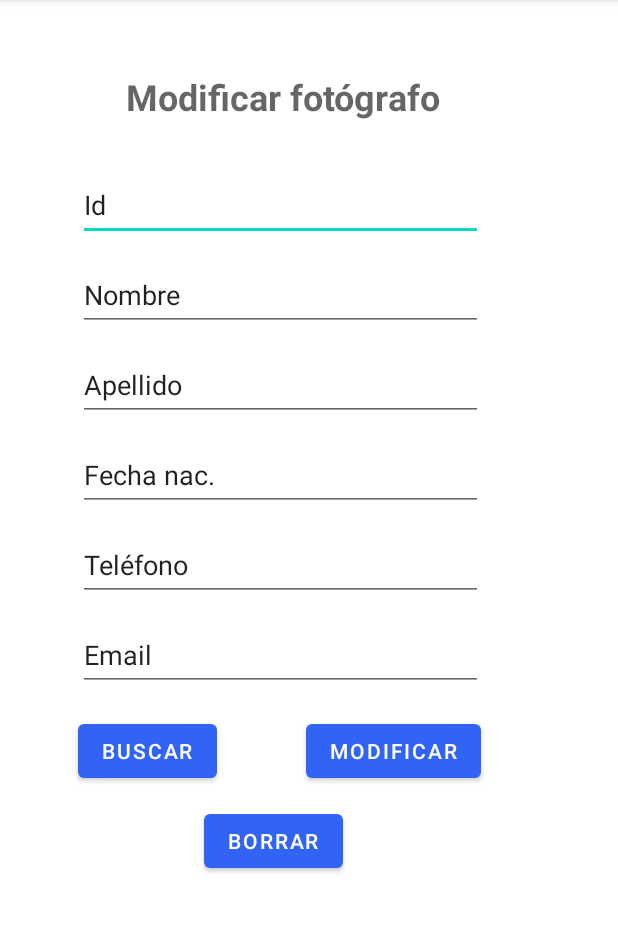
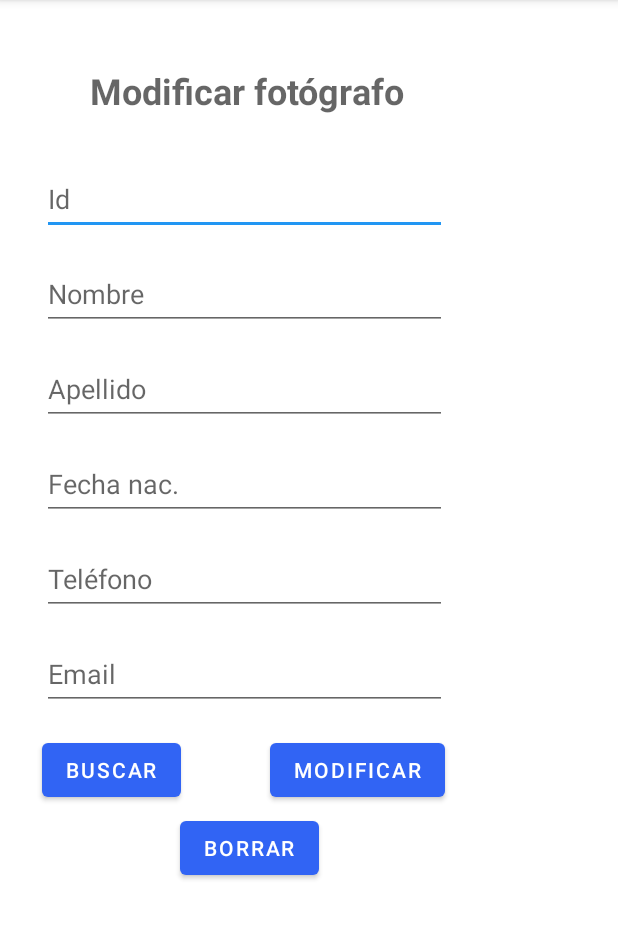
Before and after one commit to RubyBerumen/Proyecto4_Android, an Android app: the ActivityCambios screen opened directly, with no data from a screen before it, on a phone screen of 412 x 824 dp, the part 84-1023 px from its top. Run offline under Robolectric (Android 15) with nearby library versions, the phone set to English and light mode, and no system bars.

Commit message:
Se modificaron las interfaces

```diff
--- a/app/src/main/res/layout/activity_cambios.xml
+++ b/app/src/main/res/layout/activity_cambios.xml
@@ -10,8 +10,8 @@
         android:id="@+id/txt_cambios"
         android:layout_width="wrap_content"
         android:layout_height="wrap_content"
-        android:layout_marginStart="84dp"
-        android:layout_marginTop="48dp"
+        android:layout_marginStart="60dp"
+        android:layout_marginTop="44dp"
         android:hint="@string/txt_cambios"
         android:textSize="24sp"
         android:textStyle="bold"
@@ -22,11 +22,11 @@
         android:id="@+id/caja_id_cambios"
         android:layout_width="270dp"
         android:layout_height="48dp"
-        android:layout_marginStart="52dp"
+        android:layout_marginStart="28dp"
         android:layout_marginTop="32dp"
         android:ems="10"
-        android:inputType="textPersonName"
-        android:text="@string/caja_id"
+        android:hint="@string/caja_id"
+        android:inputType="number"
         app:layout_constraintBottom_toTopOf="@+id/caja_nombre_cambios"
         app:layout_constraintStart_toStartOf="parent"
         app:layout_constraintTop_toBottomOf="@+id/txt_cambios" />
@@ -35,11 +35,11 @@
         android:id="@+id/caja_nombre_cambios"
         android:layout_width="270dp"
         android:layout_height="48dp"
-        android:layout_marginStart="52dp"
-        android:layout_marginTop="12dp"
+        android:layout_marginStart="28dp"
+        android:layout_marginTop="15dp"
         android:ems="10"
+        android:hint="@string/caja_nombre"
         android:inputType="textPersonName"
-        android:text="@string/caja_nombre"
         app:layout_constraintStart_toStartOf="parent"
         app:layout_constraintTop_toBottomOf="@+id/caja_id_cambios" />
 
@@ -47,11 +47,11 @@
         android:id="@+id/caja_apellido_cambios"
         android:layout_width="270dp"
         android:layout_height="48dp"
-        android:layout_marginStart="52dp"
-        android:layout_marginTop="12dp"
+        android:layout_marginStart="28dp"
+        android:layout_marginTop="15dp"
         android:ems="10"
+        android:hint="@string/caja_apellido"
         android:inputType="textPersonName"
-        android:text="@string/caja_apellido"
         app:layout_constraintStart_toStartOf="parent"
         app:layout_constraintTop_toBottomOf="@+id/caja_nombre_cambios" />
 
@@ -59,11 +59,11 @@
         android:id="@+id/caja_fecha_cambios"
         android:layout_width="270dp"
         android:layout_height="48dp"
-        android:layout_marginStart="52dp"
-        android:layout_marginTop="12dp"
+        android:layout_marginStart="28dp"
+        android:layout_marginTop="15dp"
         android:ems="10"
+        android:hint="@string/caja_fecha"
         android:inputType="date"
-        android:text="@string/caja_fecha"
         app:layout_constraintStart_toStartOf="parent"
         app:layout_constraintTop_toBottomOf="@+id/caja_apellido_cambios" />
 
@@ -71,11 +71,11 @@
         android:id="@+id/caja_telefono_cambios"
         android:layout_width="270dp"
         android:layout_height="48dp"
-        android:layout_marginStart="52dp"
-        android:layout_marginTop="12dp"
+        android:layout_marginStart="28dp"
+        android:layout_marginTop="15dp"
         android:ems="10"
+        android:hint="@string/caja_telefono"
         android:inputType="phone"
-        android:text="@string/caja_telefono"
         app:layout_constraintStart_toStartOf="parent"
         app:layout_constraintTop_toBottomOf="@+id/caja_fecha_cambios" />
 
@@ -83,19 +83,29 @@
         android:id="@+id/caja_email_cambios"
         android:layout_width="270dp"
         android:layout_height="48dp"
-        android:layout_marginStart="52dp"
-        android:layout_marginTop="12dp"
+        android:layout_marginStart="28dp"
+        android:layout_marginTop="15dp"
         android:ems="10"
+        android:hint="@string/caja_email"
         android:inputType="textEmailAddress"
-        android:text="@string/caja_email"
         app:layout_constraintStart_toStartOf="parent"
         app:layout_constraintTop_toBottomOf="@+id/caja_telefono_cambios" />
+
+    <Button
+        android:id="@+id/btn_borrar2"
+        android:layout_width="wrap_content"
+        android:layout_height="wrap_content"
+        android:layout_marginStart="120dp"
+        android:layout_marginTop="4dp"
+        android:text="@string/btn_borrar"
+        app:layout_constraintStart_toStartOf="parent"
+        app:layout_constraintTop_toBottomOf="@+id/btn_modificar" />
 
     <Button
         android:id="@+id/btn_buscar2"
         android:layout_width="wrap_content"
         android:layout_height="wrap_content"
-        android:layout_marginStart="52dp"
+        android:layout_marginStart="28dp"
         android:layout_marginTop="16dp"
         android:text="@string/btn_buscar"
         app:layout_constraintStart_toStartOf="parent"
@@ -105,27 +115,18 @@
         android:id="@+id/btn_modificar"
         android:layout_width="wrap_content"
         android:layout_height="wrap_content"
-        android:layout_marginStart="204dp"
+        android:layout_marginStart="180dp"
         android:layout_marginTop="16dp"
         android:text="@string/btn_modificar"
         app:layout_constraintStart_toStartOf="parent"
         app:layout_constraintTop_toBottomOf="@+id/caja_email_cambios" />
 
-    <Button
-        android:id="@+id/btn_borrar2"
-        android:layout_width="wrap_content"
-        android:layout_height="wrap_content"
-        android:layout_marginStart="136dp"
-        android:layout_marginTop="12dp"
-        android:text="@string/btn_borrar"
-        app:layout_constraintStart_toStartOf="parent"
-        app:layout_constraintTop_toBottomOf="@+id/btn_modificar" />
-
     <androidx.recyclerview.widget.RecyclerView
         android:id="@+id/recyclerView_cambios"
         android:layout_width="274dp"
         android:layout_height="111dp"
-        android:layout_marginStart="48dp"
+        android:layout_marginStart="28dp"
+        android:layout_marginTop="16dp"
         app:layout_constraintStart_toStartOf="parent"
         app:layout_constraintTop_toBottomOf="@+id/btn_borrar2" />
 
--- a/app/src/main/res/values/themes.xml
+++ b/app/src/main/res/values/themes.xml
@@ -6,7 +6,7 @@
         <item name="colorPrimaryVariant">@color/purple_700</item>
         <item name="colorOnPrimary">@color/white</item>
         <!-- Secondary brand color. -->
-        <item name="colorSecondary">@color/teal_200</item>
+        <item name="colorSecondary">#2196F3</item>
         <item name="colorSecondaryVariant">@color/teal_700</item>
         <item name="colorOnSecondary">@color/black</item>
         <!-- Status bar color. -->
```
Also changed, not shown: app/src/main/res/layout/activity_altas.xml (+28 -28 lines), app/src/main/res/layout/activity_bajas.xml (+36 -36 lines), app/src/main/res/layout/activity_consultas.xml (+16 -16 lines), app/src/main/res/layout/activity_main.xml (+17 -17 lines), app/src/main/res/layout/activity_menu.xml (+33 -29 lines).
